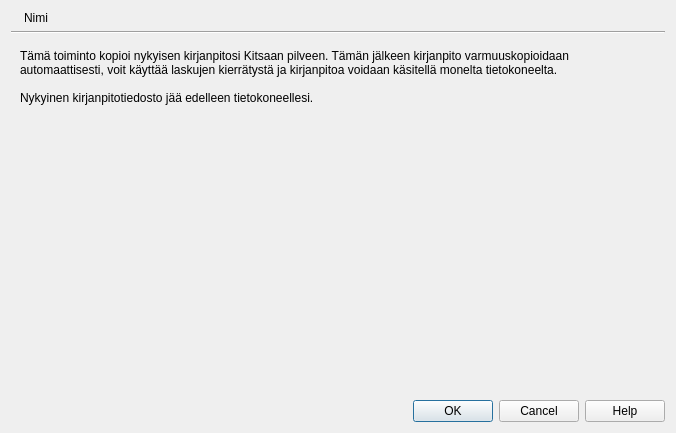
Before: the Qt Designer form kitsas/pilvi/pilveensiirto.ui in artoh/kitupiikki, drawn with Qt 5.
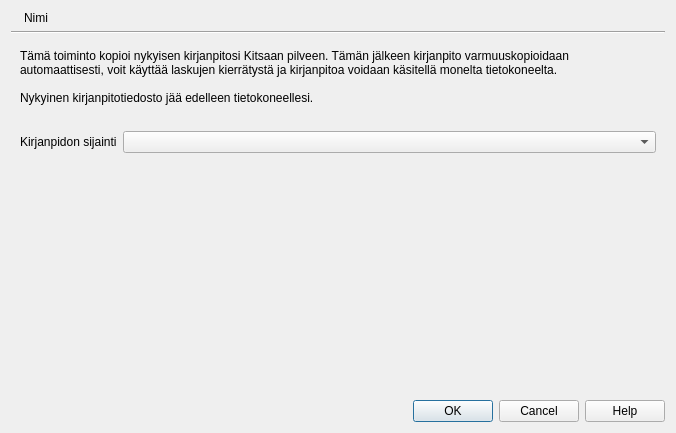
After: the same form once the commit is applied. Icons and pictures are not drawn.

Commit message: Pilveen siirto myös suoraan hyllylle

The edit to the form file:
```diff
--- a/kitsas/pilvi/pilveensiirto.ui
+++ b/kitsas/pilvi/pilveensiirto.ui
@@ -69,6 +69,23 @@
          </property>
         </widget>
        </item>
+       <item>
+        <layout class="QFormLayout" name="formLayout">
+         <item row="0" column="0">
+          <widget class="QLabel" name="sijaintiLabel">
+           <property name="text">
+            <string>Kirjanpidon sijainti</string>
+           </property>
+           <property name="buddy">
+            <cstring>sijainiCombo</cstring>
+           </property>
+          </widget>
+         </item>
+         <item row="0" column="1">
+          <widget class="QComboBox" name="sijainiCombo"/>
+         </item>
+        </layout>
+       </item>
        <item>
         <spacer name="verticalSpacer">
          <property name="orientation">
```
The commit also changes 2 other files.
